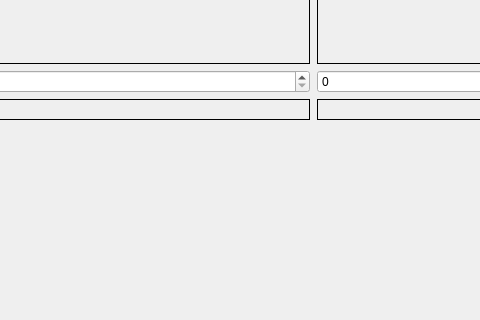
First picture: the form in StereoVision/widgetsettings.ui, repository dzikipasterz/StareoVision, before the edit; both pictures show x 112 to 592 and y 361 to 681 of the 861 by 681 pixel window.
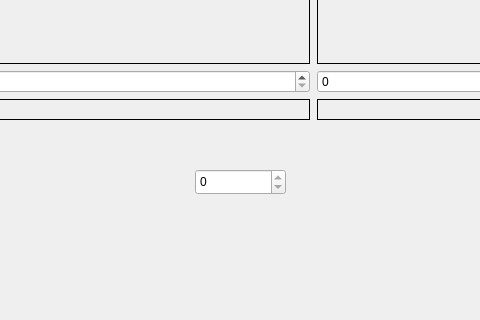
Second picture: the form after the edit.

Patch:
```diff
--- a/StereoVision/widgetsettings.ui
+++ b/StereoVision/widgetsettings.ui
@@ -111,6 +111,22 @@
     </item>
    </layout>
   </widget>
+  <widget class="QSpinBox" name="spinBoxinterval">
+   <property name="geometry">
+    <rect>
+     <x>307</x>
+     <y>530</y>
+     <width>91</width>
+     <height>26</height>
+    </rect>
+   </property>
+   <property name="readOnly">
+    <bool>true</bool>
+   </property>
+   <property name="maximum">
+    <number>1000</number>
+   </property>
+  </widget>
  </widget>
  <resources/>
  <connections/>
```
